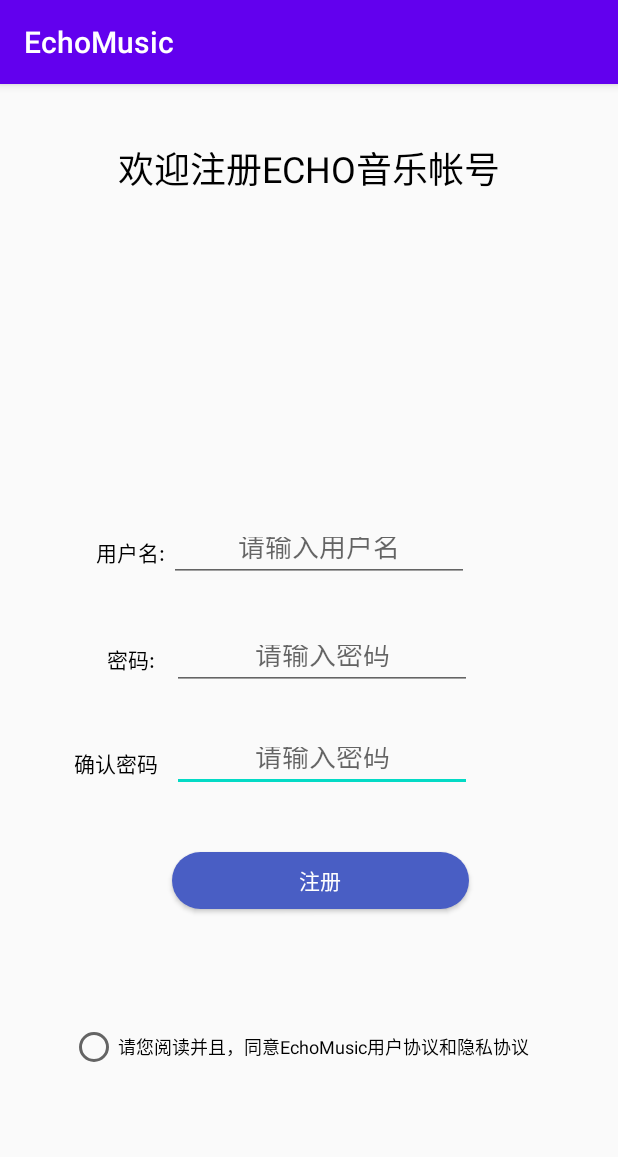
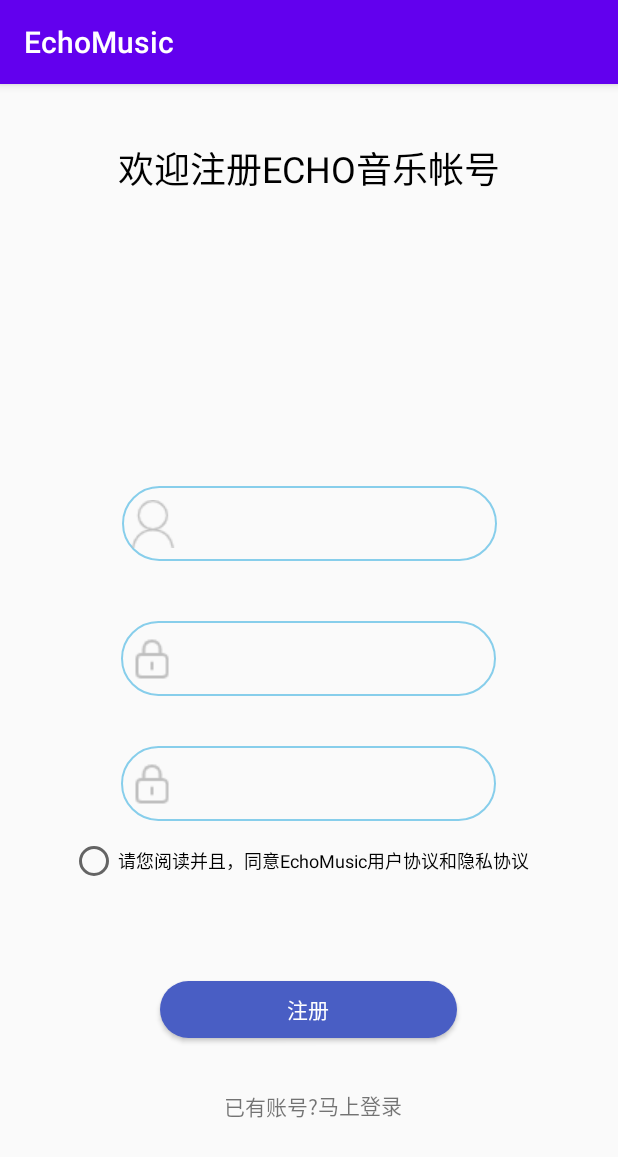
Before and after one commit to mohsiaoran/EchoMusic, an Android app: the RegisterActivity screen opened directly, with no data from a screen before it, on a phone screen of 412 x 824 dp. Shown: the top 1157 px of the screen. Run offline under Robolectric (Android 15) with nearby library versions, the phone set to English and light mode, and no system bars.

Commit message:
字符串和register的修改（hint）

```diff
--- /dev/null
+++ b/app/src/main/res/drawable/circle_text.xml
@@ -0,0 +1,21 @@
+<?xml version="1.0" encoding="utf-8"?>
+<shape xmlns:android="http://schemas.android.com/apk/res/android">
+
+    <!-- 设置一个黑色边框 -->
+    <stroke
+        android:width="2px"
+        android:color="#87CEEB" />
+    <!-- 设置四个圆角的半径 -->
+    <corners
+        android:bottomLeftRadius="500px"
+        android:bottomRightRadius="500px"
+        android:topLeftRadius="500px"
+        android:topRightRadius="500px" />
+    <!-- 设置一下边距,让空间大一点 -->
+    <padding
+        android:bottom="500dp"
+        android:left="5dp"
+        android:right="5dp"
+        android:top="500dp" />
+
+</shape>
--- a/app/src/main/res/layout/activity_register.xml
+++ b/app/src/main/res/layout/activity_register.xml
@@ -32,100 +32,86 @@
         tools:srcCompat="@tools:sample/avatars" />
 
     <EditText
-        android:id="@+id/register_psd_confirm"
-        android:layout_width="200dp"
-        android:layout_height="40dp"
-        android:layout_marginTop="432dp"
-        android:ems="10"
-        android:gravity="center"
-        android:hint="@string/please_enter_password"
-        android:inputType="textPersonName"
-        app:layout_constraintEnd_toEndOf="parent"
-        app:layout_constraintHorizontal_bias="0.54"
-        app:layout_constraintStart_toStartOf="parent"
-        app:layout_constraintTop_toTopOf="parent" />
-
-    <EditText
-        android:id="@+id/register_psd_text"
-        android:layout_width="200dp"
-        android:layout_height="40dp"
-        android:layout_marginTop="364dp"
-        android:ems="10"
-        android:gravity="center"
-        android:hint="@string/please_enter_password"
-        android:inputType="textPersonName"
-        app:layout_constraintEnd_toEndOf="parent"
-        app:layout_constraintHorizontal_bias="0.54"
-        app:layout_constraintStart_toStartOf="parent"
-        app:layout_constraintTop_toTopOf="parent" />
-
-    <EditText
         android:id="@+id/register_username_text"
-        android:layout_width="200dp"
-        android:layout_height="40dp"
-        android:layout_marginTop="292dp"
+        android:layout_width="250dp"
+        android:layout_height="50dp"
+        android:layout_marginTop="268dp"
+        android:background="@drawable/circle_text"
+        android:drawableStart="@drawable/user_img"
         android:ems="10"
         android:gravity="center"
         android:hint="@string/please_enter_username"
         android:inputType="textPersonName"
         app:layout_constraintEnd_toEndOf="parent"
-        app:layout_constraintHorizontal_bias="0.53"
         app:layout_constraintStart_toStartOf="parent"
         app:layout_constraintTop_toTopOf="parent" />
 
-    <TextView
-        android:id="@+id/username"
-        android:layout_width="52dp"
-        android:layout_height="33dp"
-        android:gravity="center|center_vertical"
-        android:text="@string/username"
-        android:textColor="@android:color/black"
-        app:layout_constraintBottom_toBottomOf="@+id/register_username_text"
-        app:layout_constraintEnd_toStartOf="@+id/register_username_text"
-        app:layout_constraintTop_toTopOf="@+id/register_username_text" />
 
-    <TextView
-        android:id="@+id/userpsd_confirm"
-        android:layout_width="74dp"
-        android:layout_height="31dp"
+    <EditText
+        android:id="@+id/register_psd_confirm"
+        android:layout_width="250dp"
+        android:layout_height="50dp"
+        android:background="@drawable/circle_text"
+        android:drawableStart="@drawable/password"
+        android:ems="10"
         android:gravity="center"
-        android:text="@string/confirm_password"
-        android:textColor="@android:color/black"
-        app:layout_constraintBottom_toBottomOf="@+id/register_psd_confirm"
-        app:layout_constraintEnd_toStartOf="@+id/register_psd_confirm"
-        app:layout_constraintTop_toTopOf="@+id/register_psd_confirm"
-        app:layout_constraintVertical_bias="0.578" />
+        android:hint="@string/please_re_password"
+        android:inputType="textPassword"
+        app:layout_constraintBottom_toBottomOf="parent"
+        app:layout_constraintEnd_toEndOf="parent"
+        app:layout_constraintHorizontal_bias="0.496"
+        app:layout_constraintStart_toStartOf="parent"
+        app:layout_constraintTop_toTopOf="parent"
+        app:layout_constraintVertical_bias="0.615" />
 
-    <TextView
-        android:id="@+id/userpsd"
-        android:layout_width="54dp"
-        android:layout_height="25dp"
+    <EditText
+        android:id="@+id/register_psd_text"
+        android:layout_width="250dp"
+        android:layout_height="50dp"
+        android:background="@drawable/circle_text"
+        android:ems="10"
         android:gravity="center"
-        android:text="@string/password"
-        android:textColor="@android:color/black"
-        app:layout_constraintBottom_toBottomOf="@+id/register_psd_text"
-        app:layout_constraintEnd_toStartOf="@+id/register_psd_text"
-        app:layout_constraintTop_toTopOf="@+id/register_psd_text"
-        app:layout_constraintVertical_bias="0.466" />
+        android:hint="@string/please_enter_password"
+        android:inputType="textPassword"
+        android:drawableStart="@drawable/password"
+        app:layout_constraintBottom_toBottomOf="parent"
+        app:layout_constraintEnd_toEndOf="parent"
+        app:layout_constraintHorizontal_bias="0.496"
+        app:layout_constraintStart_toStartOf="parent"
+        app:layout_constraintTop_toTopOf="parent"
+        app:layout_constraintVertical_bias="0.499" />
 
     <Button
-        android:id="@+id/register_reg"
+        android:id="@+id/register_reg_btn"
         android:layout_width="198dp"
         android:layout_height="38dp"
-        android:layout_marginTop="512dp"
         android:background="@drawable/shape_corner"
         android:text="@string/register"
         android:textColor="#FFFFFF"
+        app:layout_constraintBottom_toBottomOf="parent"
         app:layout_constraintEnd_toEndOf="parent"
-        app:layout_constraintHorizontal_bias="0.535"
+        app:layout_constraintHorizontal_bias="0.497"
         app:layout_constraintStart_toStartOf="parent"
-        app:layout_constraintTop_toTopOf="parent" />
+        app:layout_constraintTop_toTopOf="parent"
+        app:layout_constraintVertical_bias="0.819" />
+
+    <TextView
+        android:id="@+id/textView2"
+        android:layout_width="wrap_content"
+        android:layout_height="wrap_content"
+        android:text="@string/tip"
+        app:layout_constraintBottom_toBottomOf="parent"
+        app:layout_constraintEnd_toStartOf="@+id/textView3"
+        app:layout_constraintHorizontal_bias="1.0"
+        app:layout_constraintStart_toStartOf="parent"
+        app:layout_constraintTop_toTopOf="parent"
+        app:layout_constraintVertical_bias="0.898" />
 
     <RadioButton
         android:id="@+id/register_agreement"
         android:layout_width="319dp"
         android:layout_height="28dp"
-        android:layout_marginTop="628dp"
+        android:layout_marginTop="504dp"
         android:text="@string/agreement"
         android:textColor="@android:color/black"
         android:textSize="12sp"
@@ -133,4 +119,18 @@
         app:layout_constraintStart_toStartOf="parent"
         app:layout_constraintTop_toTopOf="parent" />
 
+    <TextView
+        android:id="@+id/textView3"
+        android:layout_width="wrap_content"
+        android:layout_height="wrap_content"
+        android:layout_marginEnd="144dp"
+        android:text="@string/login_now"
+        android:autoLink="web"
+        app:layout_constraintBottom_toBottomOf="parent"
+        app:layout_constraintEnd_toEndOf="parent"
+        app:layout_constraintTop_toTopOf="parent"
+        app:layout_constraintVertical_bias="0.897" />
+
+
+
 </androidx.constraintlayout.widget.ConstraintLayout>
--- a/app/src/main/res/values/strings.xml
+++ b/app/src/main/res/values/strings.xml
@@ -9,10 +9,13 @@
     <string name="password">密码:</string>
     <string name="please_enter_username">请输入用户名</string>
     <string name="please_enter_password">请输入密码</string>
+    <string name="please_re_password">请确认密码</string>
     <string name="forget_password">忘记密码</string>
-    <string name="confirm_password">确认密码</string>
+    <string name="confirm_password">确认密码:</string>
     <string name="welcome">欢迎注册ECHO音乐帐号</string>
     <string name="agreement">请您阅读并且，同意EchoMusic用户协议和隐私协议</string>
+    <string name="tip">已有账号?</string>
+    <string name="login_now">马上登录</string>
     <!--底边栏、搜索栏-->
     <string name="hello_blank_fragment">Hello blank fragment</string>
     <string name="search">搜索</string>
```
Also changed, not shown: app/src/main/res/drawable/password.png (added), app/src/main/res/drawable/user_img.png (added).
